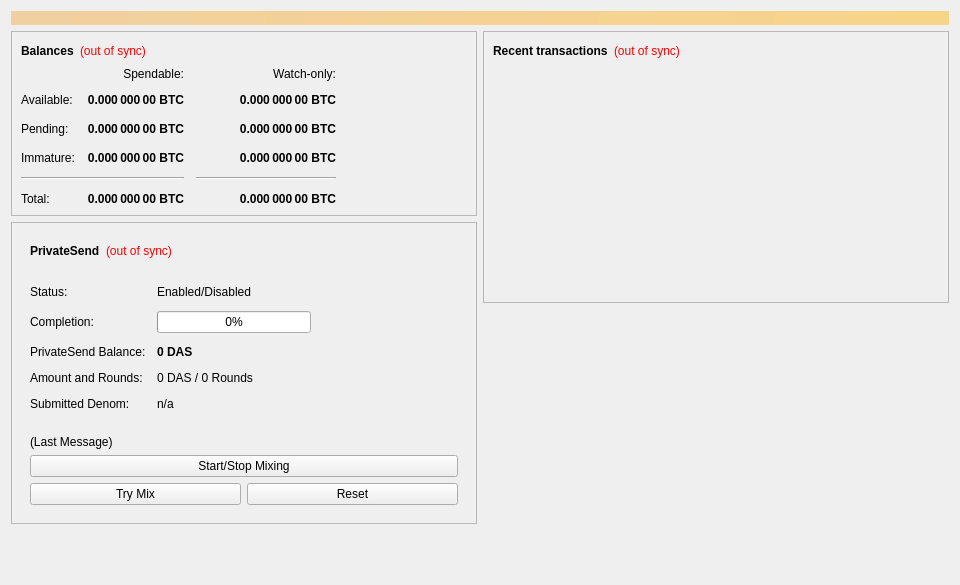
Above: src/qt/forms/overviewpage.ui from blocksninja/dasx before the change. Below: the same form after it.
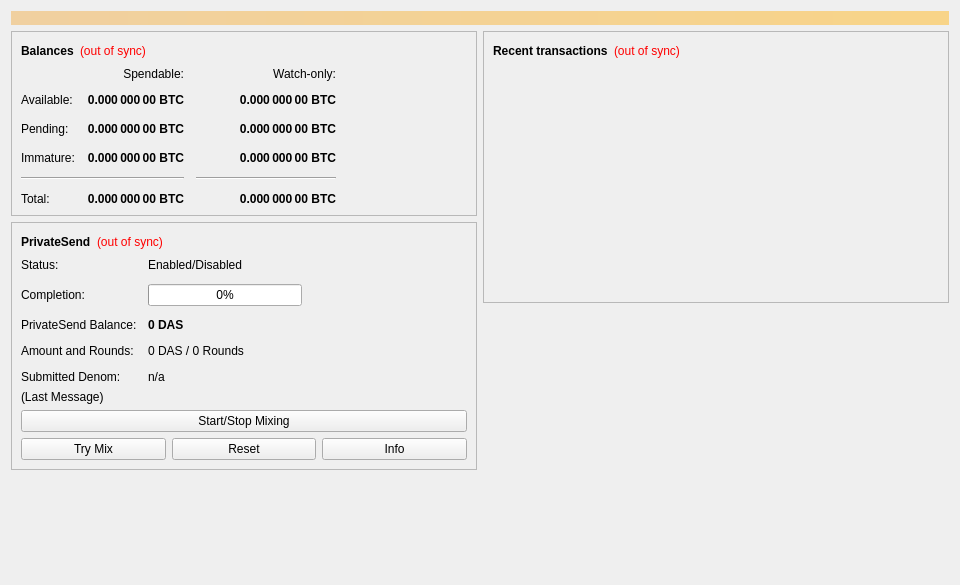
That is the form after the change.

```diff
--- a/src/qt/forms/overviewpage.ui
+++ b/src/qt/forms/overviewpage.ui
@@ -405,7 +405,6 @@
          </property>
          <layout class="QVBoxLayout" name="VerticalLayout_PS1">
           <item>
-           <widget class="QWidget" name="layoutWidgetPrivateSendHeader">
             <layout class="QHBoxLayout" name="horizontalLayout_5">
              <item>
               <widget class="QLabel" name="labelPrivateSendHeader">
@@ -450,10 +449,8 @@
               </spacer>
              </item>
             </layout>
-           </widget>
           </item>
           <item>
-           <widget class="QWidget" name="privateSendFormLayoutWidget">
             <layout class="QFormLayout" name="privateSendFormLayout">
              <property name="fieldGrowthPolicy">
               <enum>QFormLayout::AllNonFixedFieldsGrow</enum>
@@ -550,10 +547,8 @@
               </widget>
              </item>
             </layout>
-           </widget>
           </item>
           <item>
-           <widget class="QWidget" name="layoutWidgetLastMessageAndButtons">
             <layout class="QVBoxLayout" name="VerticalLayout_PS">
              <item>
               <widget class="QLabel" name="labelPrivateSendLastMessage">
@@ -618,10 +613,25 @@
                  </property>
                 </widget>
                </item>
-              </layout>
-             </item>
-            </layout>
-           </widget>
+              <item>
+               <widget class="QPushButton" name="privateSendInfo">
+                <property name="sizePolicy">
+                 <sizepolicy hsizetype="MinimumExpanding" vsizetype="Fixed">
+                  <horstretch>0</horstretch>
+                  <verstretch>0</verstretch>
+                 </sizepolicy>
+                </property>
+                <property name="toolTip">
+                 <string>Information about PrivateSend and Mixing</string>
+                </property>
+                <property name="text">
+                 <string>Info</string>
+                </property>
+               </widget>
+              </item>
+             </layout>
+            </item>
+           </layout>
           </item>
          </layout>
         </widget>
```
Left out of the diff: 5 changed lines with no effect on the pictures. Lines whose indentation alone changed are shown as unchanged.
